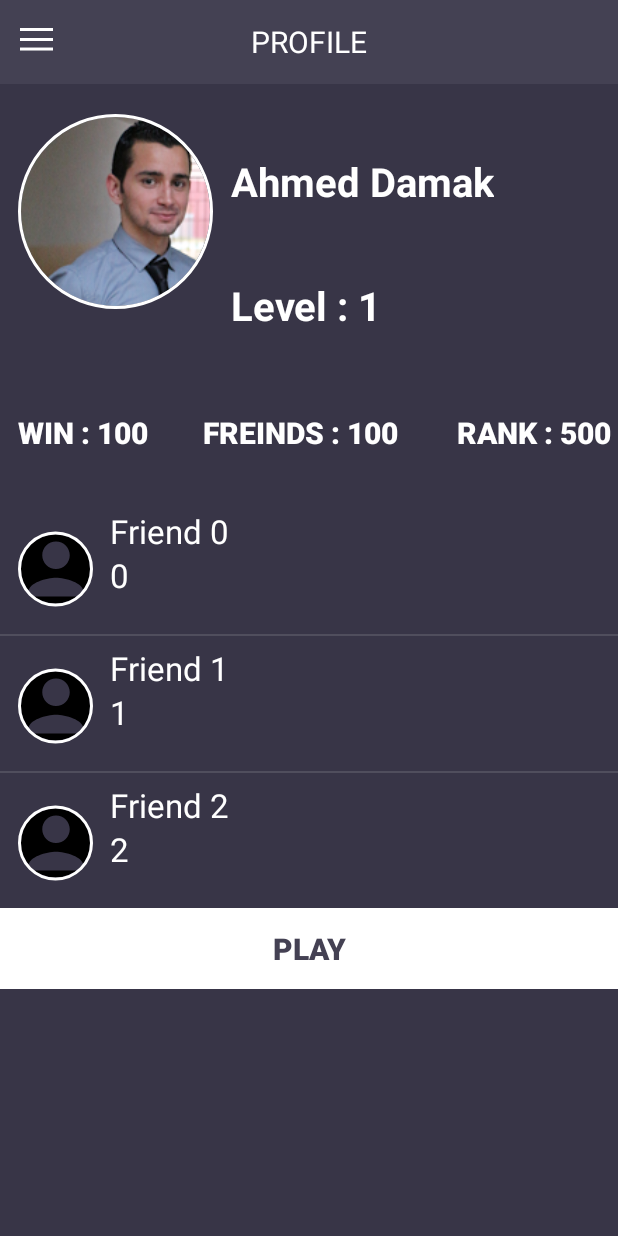
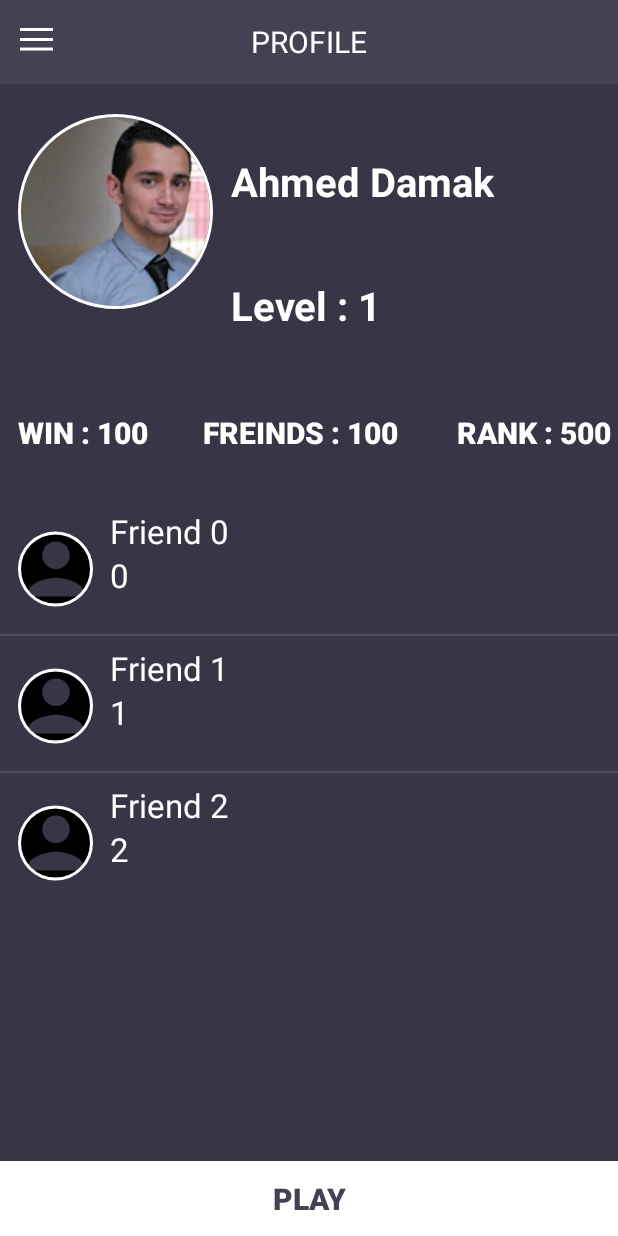
Before and after one commit to A-med/QuizzProject, an Android app: the TestActivity screen opened directly, with no data from a screen before it, on a phone screen of 412 x 824 dp. Run offline under Robolectric (Android 15) with nearby library versions, the phone set to English and light mode, and no system bars; our stand-ins replace CircleImageView; Roboto replaces fonts that are not available here.

Commit message:
prfil.xml changed

```diff
--- a/app/src/main/java/com/example/dmk/quizzproject/Activity/MainActivity.java
+++ b/app/src/main/java/com/example/dmk/quizzproject/Activity/MainActivity.java
@@ -352,7 +352,7 @@ public class MainActivity extends AppCompatActivity implements View.OnClickListe
             }
             for(int i =0;i<formList.size();i++){
 
-                Log.v("Samir tarhouni ",formList.get(i).toString());
+                Log.v("Json Question ",formList.get(i).toString());
             }
 
 
--- a/app/src/main/java/com/example/dmk/quizzproject/ViewPagerAdapter.java
+++ b/app/src/main/java/com/example/dmk/quizzproject/ViewPagerAdapter.java
@@ -4,11 +4,14 @@ import android.graphics.Color;
 import android.support.v4.app.Fragment;
 import android.support.v4.app.FragmentManager;
 import android.support.v4.app.FragmentPagerAdapter;
+import android.util.Log;
 import android.widget.Button;
 
+import com.example.dmk.quizzproject.Activity.MainActivity;
 import com.example.dmk.quizzproject.core.Person;
 
 import java.util.ArrayList;
+import java.util.HashMap;
 
 public class ViewPagerAdapter extends FragmentPagerAdapter {
 
@@ -28,8 +31,8 @@ public class ViewPagerAdapter extends FragmentPagerAdapter {
 
     @Override
     public Fragment getItem(int position) {
+
         switch (position) {
-
 
             case 0:
                 PageFragment fragmenttab1 = new PageFragment();
--- a/app/src/main/res/layout/content_fragment.xml
+++ b/app/src/main/res/layout/content_fragment.xml
@@ -1,6 +1,7 @@
 <?xml version="1.0" encoding="utf-8"?>
-<RelativeLayout xmlns:tools="http://schemas.android.com/tools"
-    xmlns:android="http://schemas.android.com/apk/res/android"
+<RelativeLayout xmlns:android="http://schemas.android.com/apk/res/android"
+    xmlns:app="http://schemas.android.com/apk/res-auto"
+    xmlns:tools="http://schemas.android.com/tools"
     android:id="@+id/content_fragment"
     android:layout_width="match_parent"
     android:layout_height="match_parent"
@@ -10,16 +11,15 @@
 
 
     >
-<RelativeLayout xmlns:android="http://schemas.android.com/apk/res/android"
-    xmlns:app="http://schemas.android.com/apk/res-auto"
-    xmlns:tools="http://schemas.android.com/tools"
+
+    <RelativeLayout
+
         android:id="@+id/relative_child"
         android:layout_width="wrap_content"
-    android:layout_height="wrap_content"
-    >
+        android:layout_height="wrap_content">
 
 
-<de.hdodenhof.circleimageview.CircleImageView xmlns:app="http://schemas.android.com/apk/res-auto"
+        <de.hdodenhof.circleimageview.CircleImageView
             android:id="@+id/circle"
             android:layout_width="130dp"
             android:layout_height="130dp"
@@ -78,17 +78,17 @@ android:layout_width="match_parent"
         android:layout_height="50pt"
         android:layout_below="@id/relative_child"
         android:background="@color/guillotine_background_dark"
+        android:measureWithLargestChild="false"
         android:orientation="horizontal"
-tools:context="viralandroid.com.androidlistviewwithimageandtext.ListViewWithImageAndText"
-    android:measureWithLargestChild="false">
+        tools:context="viralandroid.com.androidlistviewwithimageandtext.ListViewWithImageAndText">
 
         <android.support.v7.widget.AppCompatButton
             android:id="@+id/wins"
             style="?android:attr/buttonBarButtonStyle"
-    android:layout_marginTop="5pt"
             android:layout_width="50pt"
             android:layout_height="50pt"
             android:layout_below="@+id/relative_child"
+            android:layout_marginTop="5pt"
 
 
             android:gravity="center"
@@ -139,10 +139,10 @@ tools:context="viralandroid.com.androidlistviewwithimageandtext.ListViewWithImag
     <RelativeLayout
         android:layout_width="wrap_content"
         android:layout_height="wrap_content"
-android:layout_below="@id/linear_layout"
->
+        android:layout_below="@id/linear_layout">
 
         <LinearLayout
+
 
             android:layout_width="wrap_content"
             android:layout_height="match_parent"
@@ -153,21 +153,26 @@ android:layout_below="@id/linear_layout"
                 android:layout_width="wrap_content"
                 android:layout_height="wrap_content"
 
-        >
-    </ListView>
+
+                ></ListView>
 
 
+        </LinearLayout>
+
+
+    </RelativeLayout>
 
     <android.support.v7.widget.LinearLayoutCompat
         android:layout_width="match_parent"
-        android:layout_height="wrap_content"
-        android:background="@color/colorWhite"
-        >
+        android:layout_height="50dp"
+        android:layout_alignParentBottom="true"
+        android:background="@color/colorWhite">
+
         <android.support.v7.widget.AppCompatButton
             android:id="@+id/play"
             style="?android:attr/buttonBarButtonStyle"
             android:layout_width="match_parent"
-            android:layout_height="match_parent"
+            android:layout_height="wrap_content"
             android:layout_below="@+id/list_view"
 
             android:clickable="true"
@@ -178,11 +183,6 @@ android:layout_below="@id/linear_layout"
             android:textStyle="bold"
 
 
-            /></android.support.v7.widget.LinearLayoutCompat>
-
-
-</LinearLayout>
-
-
+            />
+    </android.support.v7.widget.LinearLayoutCompat>
 </RelativeLayout>
-</RelativeLayout>
```
Lines whose indentation alone changed are shown as unchanged.
